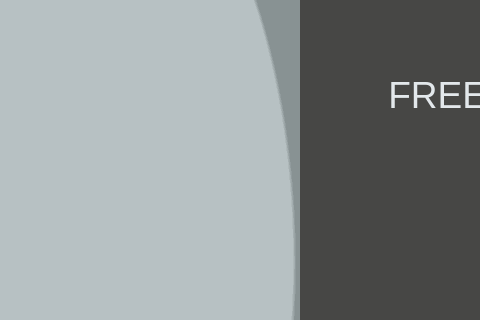
Before: the Qt Designer form window-main.ui in artimkaf/school_project, drawn with Qt 5; both pictures show x 0 to 480 and y 0 to 320 of the 800 by 600 pixel window.
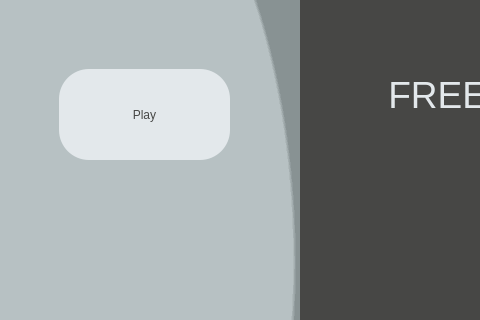
After: the same form once the commit is applied. Icons and pictures are not drawn.

Commit message: added play window

The edit to the form file:
```diff
--- a/window-main.ui
+++ b/window-main.ui
@@ -27,20 +27,6 @@
 background-color: rgb(71, 71, 69);</string>
   </property>
   <widget class="QWidget" name="centralwidget">
-   <widget class="QWidget" name="widget" native="true">
-    <property name="geometry">
-     <rect>
-      <x>370</x>
-      <y>190</y>
-      <width>361</width>
-      <height>361</height>
-     </rect>
-    </property>
-    <property name="styleSheet">
-     <string notr="true">image: url(:/newPrefix/4489659.png);
-</string>
-    </property>
-   </widget>
    <widget class="QWidget" name="widget" native="true">
     <property name="geometry">
      <rect>
@@ -72,6 +58,25 @@
       <string>Settings</string>
      </property>
     </widget>
+    <widget class="QPushButton" name="play_button">
+     <property name="geometry">
+      <rect>
+       <x>60</x>
+       <y>70</y>
+       <width>171</width>
+       <height>91</height>
+      </rect>
+     </property>
+     <property name="styleSheet">
+      <string notr="true">border-radius:30px;
+font: 20pt &quot;MS Shell Dlg 2&quot;;
+color: rgb(71, 71, 69);
+background-color: rgb(227, 232, 235);</string>
+     </property>
+     <property name="text">
+      <string>Play</string>
+     </property>
+    </widget>
    </widget>
    <widget class="QLabel" name="label">
     <property name="geometry">
```
Left out of the diff: 22 changed lines with no effect on the pictures. The commit also changes 7 other files.
